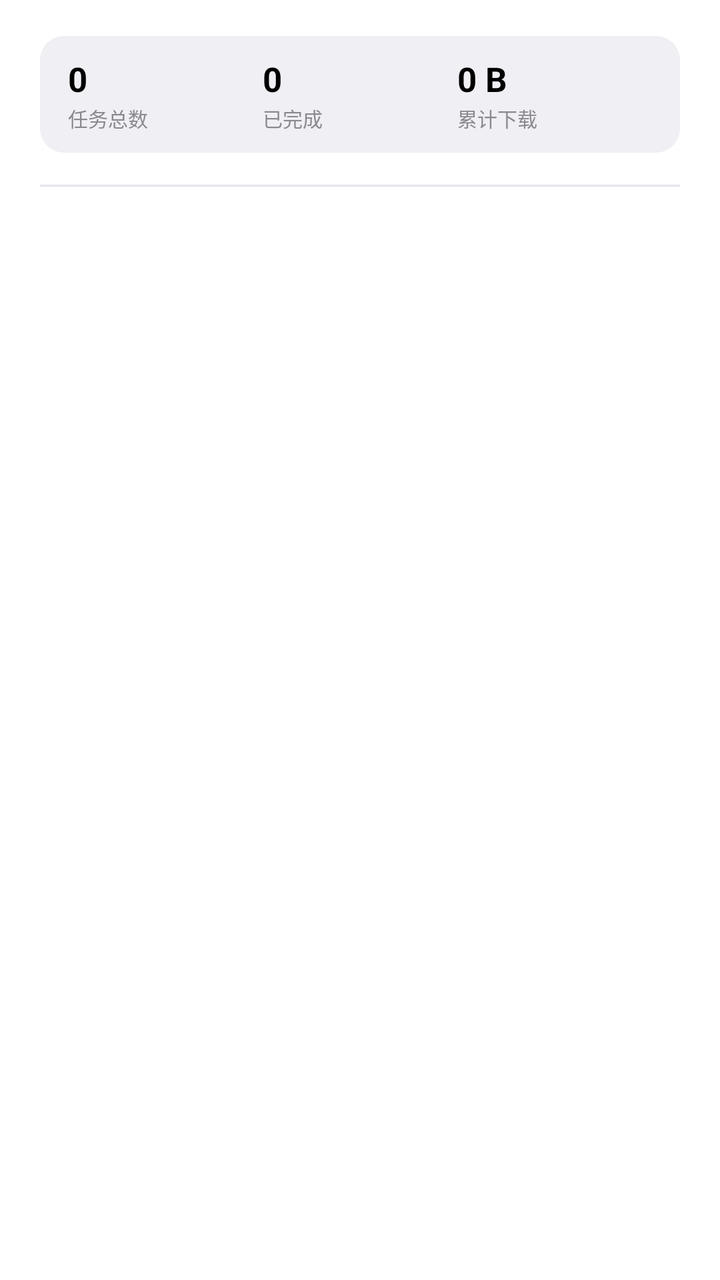
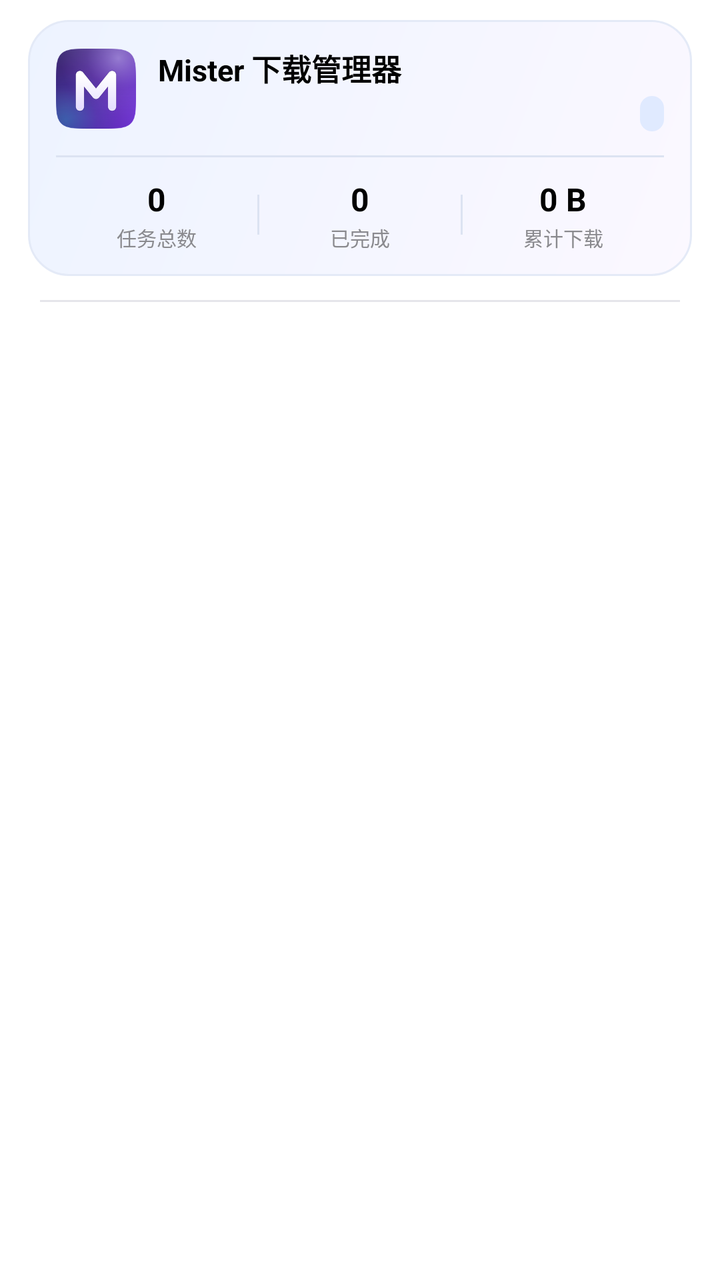

Screens rendered from an Android XML layout before and after an edit, with the pre-edit source and the edit as a unified diff.
<!-- AndroidManifest.xml: application theme Theme.MDM -->
<!-- res/layout/nav_header.xml -->
<?xml version="1.0" encoding="utf-8"?>
<LinearLayout xmlns:android="http://schemas.android.com/apk/res/android"
    android:layout_width="match_parent"
    android:layout_height="wrap_content"
    android:background="@color/ios_card"
    android:orientation="vertical"
    android:paddingStart="20dp"
    android:paddingTop="18dp"
    android:paddingEnd="20dp"
    android:paddingBottom="14dp">

    <LinearLayout
        android:layout_width="match_parent"
        android:layout_height="wrap_content"
        android:background="@drawable/bg_ios_input"
        android:orientation="horizontal"
        android:paddingStart="14dp"
        android:paddingTop="10dp"
        android:paddingEnd="14dp"
        android:paddingBottom="10dp">

        <LinearLayout
            android:layout_width="0dp"
            android:layout_height="wrap_content"
            android:layout_weight="1"
            android:orientation="vertical">

            <TextView
                android:id="@+id/tvStatTasks"
                android:layout_width="wrap_content"
                android:layout_height="wrap_content"
                android:text="0"
                android:textColor="@color/ios_label"
                android:textSize="17sp"
                android:textStyle="bold" />

            <TextView
                android:layout_width="wrap_content"
                android:layout_height="wrap_content"
                android:layout_marginTop="1dp"
                android:text="@string/stat_tasks"
                android:textColor="@color/ios_label_2"
                android:textSize="10sp" />
        </LinearLayout>

        <LinearLayout
            android:layout_width="0dp"
            android:layout_height="wrap_content"
            android:layout_weight="1"
            android:orientation="vertical">

            <TextView
                android:id="@+id/tvStatDone"
                android:layout_width="wrap_content"
                android:layout_height="wrap_content"
                android:text="0"
                android:textColor="@color/ios_label"
                android:textSize="17sp"
                android:textStyle="bold" />

            <TextView
                android:layout_width="wrap_content"
                android:layout_height="wrap_content"
                android:layout_marginTop="1dp"
                android:text="@string/stat_done"
                android:textColor="@color/ios_label_2"
                android:textSize="10sp" />
        </LinearLayout>

        <LinearLayout
            android:layout_width="0dp"
            android:layout_height="wrap_content"
            android:layout_weight="1"
            android:orientation="vertical">

            <TextView
                android:id="@+id/tvStatSize"
                android:layout_width="wrap_content"
                android:layout_height="wrap_content"
                android:text="0 B"
                android:textColor="@color/ios_label"
                android:textSize="17sp"
                android:textStyle="bold" />

            <TextView
                android:layout_width="wrap_content"
                android:layout_height="wrap_content"
                android:layout_marginTop="1dp"
                android:text="@string/stat_total"
                android:textColor="@color/ios_label_2"
                android:textSize="10sp" />
        </LinearLayout>
    </LinearLayout>

    <View
        android:layout_width="match_parent"
        android:layout_height="1dp"
        android:layout_marginTop="16dp"
        android:background="@color/ios_separator" />
</LinearLayout>
<!-- resources referenced by this layout -->
<resources>
  <color name="ios_card">#FFFFFF</color>
  <color name="ios_label">#000000</color>
  <color name="ios_label_2">#8A8A8E</color>
  <color name="ios_separator">#E5E5EA</color>
  <!-- drawable bg_ios_input (drawable) -->
  <?xml version="1.0" encoding="utf-8"?>
  <shape xmlns:android="http://schemas.android.com/apk/res/android"
      android:shape="rectangle">
      <solid android:color="@color/ios_fill" />
      <corners android:radius="12dp" />
  </shape>
  <string name="stat_done">已完成</string>
  <string name="stat_tasks">任务总数</string>
  <string name="stat_total">累计下载</string>
  <color name="ios_fill">#EFEFF4</color>
  <color name="ios_blue">#007AFF</color>
  <color name="white">#FFFFFF</color>
  <color name="mdm_primary_container">#E5F0FF</color>
  <color name="mdm_on_primary_container">#0062CC</color>
  <color name="mdm_secondary_container">#FFF0DE</color>
  <color name="mdm_on_secondary_container">#8A4B00</color>
  <color name="ios_label_3">#C7C7CC</color>
  <color name="ios_red">#FF3B30</color>
  <color name="ios_bg">#F2F2F7</color>
  <style name="ThemeOverlay.MDM.BottomSheetDialog" parent="ThemeOverlay.Material3.BottomSheetDialog">
          <item name="bottomSheetStyle">@style/Widget.MDM.BottomSheet</item>
          <item name="colorSurfaceContainerLow">@color/ios_card</item>
          <item name="colorSurface">@color/ios_card</item>
          <item name="colorOnSurface">@color/ios_label</item>
          <item name="colorPrimary">@color/ios_blue</item>
      </style>
  <style name="Widget.MDM.BottomSheet" parent="Widget.Material3.BottomSheet.Modal">
          <item name="backgroundTint">@color/ios_card</item>
          <item name="shapeAppearance">@style/ShapeAppearance.MDM.Sheet</item>
      </style>
  <style name="ShapeAppearance.MDM.Sheet" parent="">
          <item name="cornerFamily">rounded</item>
          <item name="cornerSizeTopLeft">28dp</item>
          <item name="cornerSizeTopRight">28dp</item>
          <item name="cornerSizeBottomLeft">0dp</item>
          <item name="cornerSizeBottomRight">0dp</item>
      </style>
  <!-- unchanged entries left out for length: 1 -->
</resources>

<!-- the commit's change to res/layout/nav_header.xml (unified diff, before → after) -->
@@ -4,97 +4,195 @@
     android:layout_height="wrap_content"
     android:background="@color/ios_card"
     android:orientation="vertical"
-    android:paddingStart="20dp"
-    android:paddingTop="18dp"
-    android:paddingEnd="20dp"
-    android:paddingBottom="14dp">
+    android:paddingStart="14dp"
+    android:paddingTop="10dp"
+    android:paddingEnd="14dp"
+    android:paddingBottom="6dp">
 
+    
     <LinearLayout
+        android:id="@+id/drawerHeadCard"
         android:layout_width="match_parent"
         android:layout_height="wrap_content"
-        android:background="@drawable/bg_ios_input"
-        android:orientation="horizontal"
+        android:background="@drawable/bg_drawer_head"
+        android:clickable="true"
+        android:focusable="true"
+        android:orientation="vertical"
         android:paddingStart="14dp"
-        android:paddingTop="10dp"
+        android:paddingTop="13dp"
         android:paddingEnd="14dp"
-        android:paddingBottom="10dp">
+        android:paddingBottom="12dp">
 
         <LinearLayout
-            android:layout_width="0dp"
+            android:layout_width="match_parent"
             android:layout_height="wrap_content"
-            android:layout_weight="1"
-            android:orientation="vertical">
+            android:gravity="center_vertical"
+            android:orientation="horizontal">
 
-            <TextView
-                android:id="@+id/tvStatTasks"
-                android:layout_width="wrap_content"
+            <ImageView
+                android:id="@+id/ivNavIcon"
+                android:layout_width="40dp"
+                android:layout_height="40dp"
+                android:contentDescription="@string/app_name"
+                android:src="@drawable/app_icon" />
+
+            <LinearLayout
+                android:layout_width="0dp"
                 android:layout_height="wrap_content"
-                android:text="0"
-                android:textColor="@color/ios_label"
-                android:textSize="17sp"
-                android:textStyle="bold" />
+                android:layout_marginStart="11dp"
+                android:layout_weight="1"
+                android:orientation="vertical">
 
-            <TextView
-                android:layout_width="wrap_content"
-                android:layout_height="wrap_content"
-                android:layout_marginTop="1dp"
-                android:text="@string/stat_tasks"
-                android:textColor="@color/ios_label_2"
-                android:textSize="10sp" />
+                <TextView
+                    android:id="@+id/tvNavTitle"
+                    android:layout_width="match_parent"
+                    android:layout_height="wrap_content"
+                    android:ellipsize="end"
+                    android:maxLines="1"
+                    android:text="@string/app_name"
+                    android:textColor="@color/ios_label"
+                    android:textSize="15sp"
+                    android:textStyle="bold" />
+
+                <LinearLayout
+                    android:layout_width="match_parent"
+                    android:layout_height="wrap_content"
+                    android:layout_marginTop="3dp"
+                    android:gravity="center_vertical"
+                    android:orientation="horizontal">
+
+                    <TextView
+                        android:id="@+id/tvNavUpstream"
+                        android:layout_width="0dp"
+                        android:layout_height="wrap_content"
+                        android:layout_weight="1"
+                        android:ellipsize="end"
+                        android:maxLines="1"
+                        android:textColor="@color/ios_label_2"
+                        android:textSize="10sp" />
+
+                    <TextView
+                        android:id="@+id/tvNavVersion"
+                        android:layout_width="wrap_content"
+                        android:layout_height="wrap_content"
+                        android:layout_marginStart="6dp"
+                        android:background="@drawable/bg_nav_version_pill"
+                        android:paddingStart="6dp"
+                        android:paddingTop="2dp"
+                        android:paddingEnd="6dp"
+                        android:paddingBottom="2dp"
+                        android:textColor="@color/ios_blue"
+                        android:textSize="10sp"
+                        android:textStyle="bold" />
+                </LinearLayout>
+            </LinearLayout>
         </LinearLayout>
 
-        <LinearLayout
-            android:layout_width="0dp"
-            android:layout_height="wrap_content"
-            android:layout_weight="1"
-            android:orientation="vertical">
-
-            <TextView
-                android:id="@+id/tvStatDone"
-                android:layout_width="wrap_content"
-                android:layout_height="wrap_content"
-                android:text="0"
-                android:textColor="@color/ios_label"
-                android:textSize="17sp"
-                android:textStyle="bold" />
-
-            <TextView
-                android:layout_width="wrap_content"
-                android:layout_height="wrap_content"
-                android:layout_marginTop="1dp"
-                android:text="@string/stat_done"
-                android:textColor="@color/ios_label_2"
-                android:textSize="10sp" />
-        </LinearLayout>
+        <View
+            android:layout_width="match_parent"
+            android:layout_height="1dp"
+            android:layout_marginTop="12dp"
+            android:background="#DCE3F2" />
 
         <LinearLayout
-            android:layout_width="0dp"
+            android:layout_width="match_parent"
             android:layout_height="wrap_content"
-            android:layout_weight="1"
-            android:orientation="vertical">
+            android:layout_marginTop="10dp"
+            android:gravity="center_vertical"
+            android:orientation="horizontal">
 
-            <TextView
-                android:id="@+id/tvStatSize"
-                android:layout_width="wrap_content"
+            <LinearLayout
+                android:layout_width="0dp"
                 android:layout_height="wrap_content"
-                android:text="0 B"
-                android:textColor="@color/ios_label"
-                android:textSize="17sp"
-                android:textStyle="bold" />
+                android:layout_weight="1"
+                android:gravity="center_horizontal"
+                android:orientation="vertical">
 
-            <TextView
-                android:layout_width="wrap_content"
+                <TextView
+                    android:id="@+id/tvStatTasks"
+                    android:layout_width="wrap_content"
+                    android:layout_height="wrap_content"
+                    android:text="0"
+                    android:textColor="@color/ios_label"
+                    android:textSize="16sp"
+                    android:textStyle="bold" />
+
+                <TextView
+                    android:layout_width="wrap_content"
+                    android:layout_height="wrap_content"
+                    android:layout_marginTop="1dp"
+                    android:text="@string/stat_tasks"
+                    android:textColor="@color/ios_label_2"
+                    android:textSize="10sp" />
+            </LinearLayout>
+
+            <View
+                android:layout_width="1dp"
+                android:layout_height="20dp"
+                android:background="#DCE3F2" />
+
+            <LinearLayout
+                android:layout_width="0dp"
                 android:layout_height="wrap_content"
-                android:layout_marginTop="1dp"
-                android:text="@string/stat_total"
-                android:textColor="@color/ios_label_2"
-                android:textSize="10sp" />
+                android:layout_weight="1"
+                android:gravity="center_horizontal"
+                android:orientation="vertical">
+
+                <TextView
+                    android:id="@+id/tvStatDone"
+                    android:layout_width="wrap_content"
+                    android:layout_height="wrap_content"
+                    android:text="0"
+                    android:textColor="@color/ios_label"
+                    android:textSize="16sp"
+                    android:textStyle="bold" />
+
+                <TextView
+                    android:layout_width="wrap_content"
+                    android:layout_height="wrap_content"
+                    android:layout_marginTop="1dp"
+                    android:text="@string/stat_done"
+                    android:textColor="@color/ios_label_2"
+                    android:textSize="10sp" />
+            </LinearLayout>
+
+            <View
+                android:layout_width="1dp"
+                android:layout_height="20dp"
+                android:background="#DCE3F2" />
+
+            <LinearLayout
+                android:layout_width="0dp"
+                android:layout_height="wrap_content"
+                android:layout_weight="1"
+                android:gravity="center_horizontal"
+                android:orientation="vertical">
+
+                <TextView
+                    android:id="@+id/tvStatSize"
+                    android:layout_width="wrap_content"
+                    android:layout_height="wrap_content"
+                    android:text="0 B"
+                    android:textColor="@color/ios_label"
+                    android:textSize="16sp"
+                    android:textStyle="bold" />
+
+                <TextView
+                    android:layout_width="wrap_content"
+                    android:layout_height="wrap_content"
+                    android:layout_marginTop="1dp"
+                    android:text="@string/stat_total"
+                    android:textColor="@color/ios_label_2"
+                    android:textSize="10sp" />
+            </LinearLayout>
         </LinearLayout>
     </LinearLayout>
 
     <View
         android:layout_width="match_parent"
         android:layout_height="1dp"
-        android:layout_marginTop="16dp"
+        android:layout_marginStart="6dp"
+        android:layout_marginTop="12dp"
+        android:layout_marginEnd="6dp"
         android:background="@color/ios_separator" />
 </LinearLayout>
<!-- resource entries referenced after the edit -->
@@ -4,13 +4,31 @@
   <color name="ios_label">#000000</color>
   <color name="ios_label_2">#8A8A8E</color>
   <color name="ios_separator">#E5E5EA</color>
-  <!-- drawable bg_ios_input (drawable) -->
+  <!-- drawable app_icon: png bitmap (drawable-nodpi, 30049 bytes) -->
+  <!-- drawable bg_drawer_head (drawable) -->
+  <?xml version="1.0" encoding="utf-8"?>
+  <layer-list xmlns:android="http://schemas.android.com/apk/res/android">
+      <item>
+          <shape android:shape="rectangle">
+              <gradient
+                  android:angle="315"
+                  android:endColor="#FBF8FF"
+                  android:startColor="#EDF3FF" />
+              <corners android:radius="20dp" />
+              <stroke
+                  android:width="1dp"
+                  android:color="#E4EAF7" />
+          </shape>
+      </item>
+  </layer-list>
+  <!-- drawable bg_nav_version_pill (drawable) -->
   <?xml version="1.0" encoding="utf-8"?>
   <shape xmlns:android="http://schemas.android.com/apk/res/android"
       android:shape="rectangle">
-      <solid android:color="@color/ios_fill" />
-      <corners android:radius="12dp" />
+      <solid android:color="#1A007AFF" />
+      <corners android:radius="7dp" />
   </shape>
+  <string name="app_name">Mister 下载管理器</string>
   <string name="stat_done">已完成</string>
   <string name="stat_tasks">任务总数</string>
   <string name="stat_total">累计下载</string>
